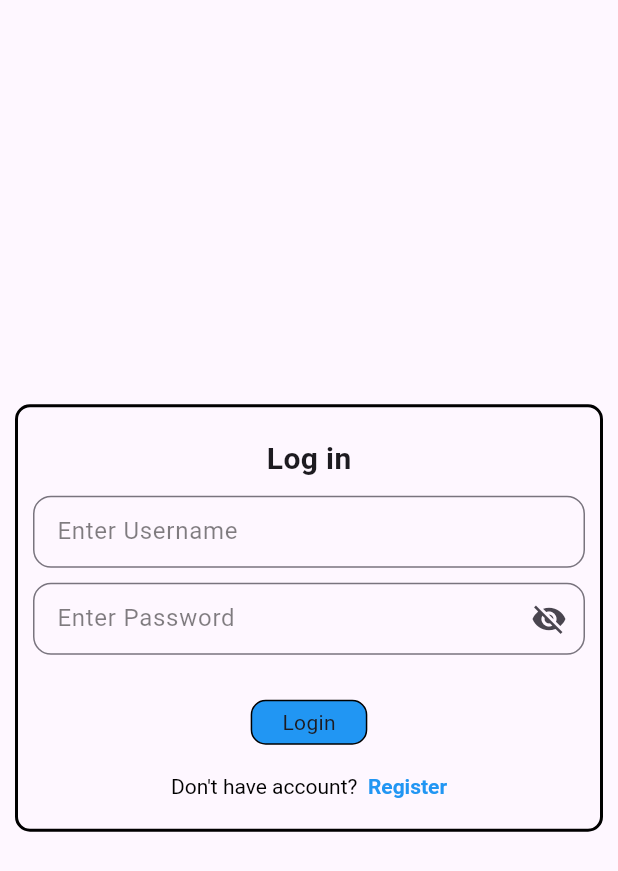
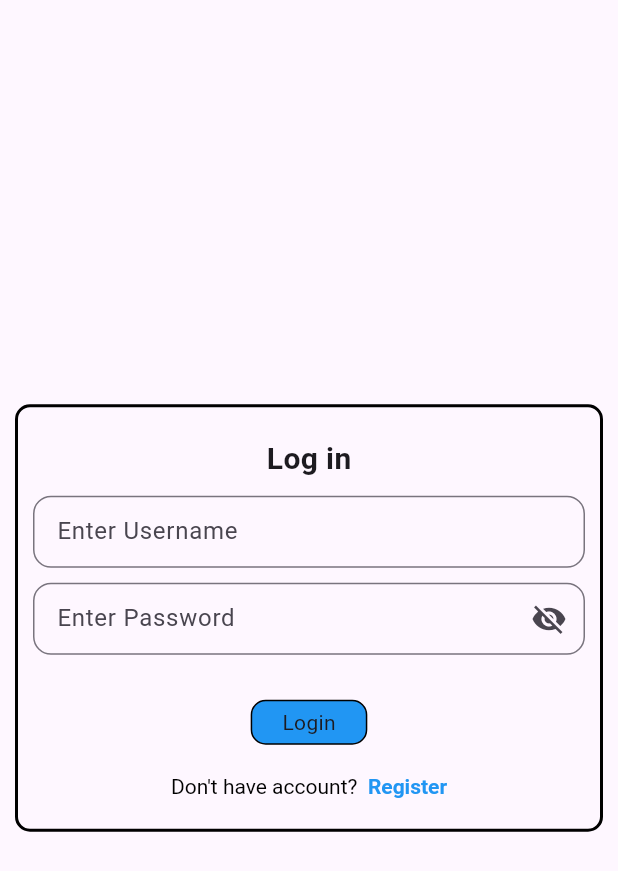
Before and after one commit to PoojaTimedignitor/MVVMPattarnProject, a Flutter app: the screen it shows after launch, on a phone screen of 412 x 824 dp. Shown: the top 871 px of the screen. Run offline on Flutter 3.47's test engine with Material 3 defaults, Android fonts, the phone set to English and light mode, and no system bars; our stand-ins replace another_flushbar, cloud_firestore, connectivity_plus, dio, firebase_core, fluttertoast and 2 more; accounts and stored records are empty; generated files the repository leaves out were written again.

Commit message:
theme changes fix

```diff
--- a/lib/utils/custom/text_form_field.dart
+++ b/lib/utils/custom/text_form_field.dart
@@ -38,7 +38,7 @@ class CustomTextField extends StatelessWidget {
       decoration: InputDecoration(
         labelText: labelText,
         hintText: hintText,
-        hintStyle: TextStyle(color: AppColor.secondaryColors.withOpacity(0.5)),
+       // hintStyle: TextStyle(color: AppColor.secondaryColors.withOpacity(0.5)),
         suffixIcon: suffixIcon,
         border: OutlineInputBorder(
           borderRadius: BorderRadius.circular(12),
--- a/lib/view/auth/login_view.dart
+++ b/lib/view/auth/login_view.dart
@@ -1,5 +1,6 @@
 import 'package:clean_mvvm_pattern/utils/custom/round_button.dart';
 import 'package:clean_mvvm_pattern/view_model/auth/login_provider.dart';
+import 'package:clean_mvvm_pattern/view_model/theme_provider.dart';
 import 'package:flutter/material.dart';
 import 'package:provider/provider.dart';
 import '../../utils/custom/text_form_field.dart';
@@ -14,6 +15,8 @@ class LoginView extends StatelessWidget {
 
     ValueNotifier<bool> obSurePassword = ValueNotifier<bool>(true);
 
+    final themeProvider = Provider.of<ThemeProvider>(context, listen: false);
+
     return Scaffold(
       body: Center(
         child: Consumer<LoginProvider>(
@@ -23,7 +26,7 @@ class LoginView extends StatelessWidget {
               margin: const EdgeInsets.symmetric(horizontal: 10, vertical: 10),
               decoration: BoxDecoration(
                   borderRadius: BorderRadius.circular(10),
-                  border: Border.all(width: 2, color: AppColor.secondaryColors)
+                 border: Border.all(width: 2, color: themeProvider.isDarkMode ? AppColor.primaryColors : AppColor.secondaryColors)
               ),
               child: Column(
                 mainAxisSize: MainAxisSize.min,
@@ -31,17 +34,6 @@ class LoginView extends StatelessWidget {
                   const Text('Log in', style: TextStyle(fontSize: 20, fontWeight: FontWeight.bold),),
 
                   const SizedBox(height: 10,),
-
-                  // TextFormField(
-                  //   controller: provider.usernameController,
-                  //   decoration: InputDecoration(
-                  //       hintText: 'Enter Username',
-                  //       hintStyle: TextStyle(color: AppColor.secondaryColors.withOpacity(0.5)),
-                  //       border: OutlineInputBorder(
-                  //           borderRadius: BorderRadius.circular(10)
-                  //       )
-                  //   ),
-                  // ),
 
                   CustomTextField(
                     controller: provider.usernameController,
@@ -64,26 +56,7 @@ class LoginView extends StatelessWidget {
                           child: Icon(obSure ? Icons.visibility_off : Icons.visibility),
                         ),
                       );
-
-                      //   TextFormField(
-                      //   controller: provider.passwordController,
-                      //   obscureText: obSure,
-                      //   obscuringCharacter: '*',
-                      //   decoration: InputDecoration(
-                      //       hintText: 'Enter Password',
-                      //       suffixIcon: InkWell(
-                      //           onTap: (){
-                      //             obSurePassword.value = !obSurePassword.value;
-                      //           },
-                      //           child: Icon(obSure ? Icons.visibility_off : Icons.visibility)
-                      //       ),
-                      //       hintStyle: TextStyle(color: AppColor.secondaryColors.withOpacity(0.5)),
-                      //       border: OutlineInputBorder(
-                      //         borderRadius: BorderRadius.circular(10),
-                      //       )
-                      //   ),
-                      // );
-                    },
+                      },
                   ),
 
                   const SizedBox(height: 20,),
@@ -101,11 +74,14 @@ class LoginView extends StatelessWidget {
                       Navigator.pushNamed(context, RouteName.register);
                     },
                     child: RichText(
-                        text: const TextSpan(
-                            text: "Don't have account?",style: TextStyle(color: AppColor.secondaryColors),
-                            children: [
+                        text:  TextSpan(
+                            text: "Don't have account?",
+                            style: TextStyle(color: themeProvider.isDarkMode ? AppColor.primaryColors : AppColor.secondaryColors),
+                            children: const [
                               TextSpan(
-                                  text: '  Register', style: TextStyle(color: AppColor.tertiaryColors, fontWeight: FontWeight.bold)
+                                  text: '  Register', style: TextStyle(
+                                 color: AppColor.tertiaryColors,
+                                  fontWeight: FontWeight.bold)
                               )
                             ]
                         )
```
Also changed, not shown: lib/view/search_product_view.dart (+45 -1 lines).
